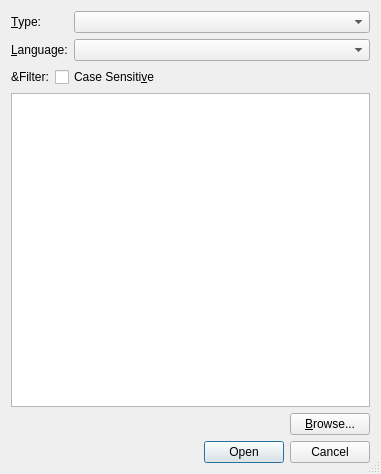
Above: src/frontends/qt4/ui/LyXFilesUi.ui from cburschka/lyx before the change. Below: the same form after it.
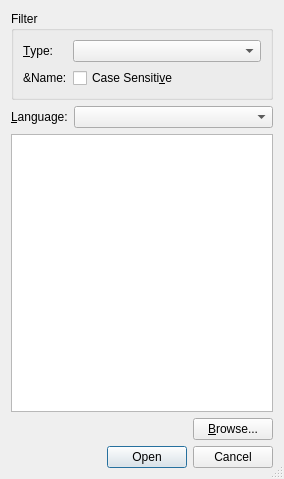
That is the form after the change.

Commit message:
Replace Type combo, which was considered irritating, with a Type filter
The new one allows to display only user or system files.

What changed in the file:
```diff
--- a/src/frontends/qt4/ui/LyXFilesUi.ui
+++ b/src/frontends/qt4/ui/LyXFilesUi.ui
@@ -6,8 +6,8 @@
    <rect>
     <x>0</x>
     <y>0</y>
-    <width>381</width>
-    <height>474</height>
+    <width>284</width>
+    <height>479</height>
    </rect>
   </property>
   <property name="windowTitle">
@@ -18,6 +18,10 @@
   </property>
   <layout class="QGridLayout" name="gridLayout_2">
    <item row="0" column="0">
+    <widget class="QGroupBox" name="filterGB">
+     <property name="title">
+      <string>Filter</string>
+     </property>
     <layout class="QGridLayout" name="gridLayout">
      <item row="0" column="0">
       <widget class="QLabel" name="filesTypeLA">
@@ -29,7 +33,7 @@
        </property>
       </widget>
      </item>
-     <item row="0" column="2">
+      <item row="0" column="1">
       <widget class="QComboBox" name="fileTypeCO">
        <property name="sizePolicy">
         <sizepolicy hsizetype="MinimumExpanding" vsizetype="Fixed">
@@ -37,39 +41,22 @@
          <verstretch>0</verstretch>
         </sizepolicy>
        </property>
-      </widget>
-     </item>
-     <item row="1" column="0" colspan="2">
-      <widget class="QLabel" name="languageLA">
        <property name="toolTip">
-        <string/>
-       </property>
-       <property name="text">
-        <string>&amp;Language:</string>
-       </property>
-       <property name="buddy">
-        <cstring>languageCO</cstring>
-       </property>
-      </widget>
-     </item>
-     <item row="1" column="2">
-      <widget class="QComboBox" name="languageCO">
-       <property name="toolTip">
-        <string>The available language(s) of the selected file will be displayed here</string>
-       </property>
-      </widget>
-     </item>
-     <item row="2" column="0">
+         <string>Determines whether only personal user files, system files or all files are displayed</string>
+        </property>
+       </widget>
+      </item>
+      <item row="1" column="0">
       <widget class="QLabel" name="findKeysLA">
        <property name="text">
-        <string>&amp;Filter:</string>
+         <string>&amp;Name:</string>
        </property>
        <property name="alignment">
         <set>Qt::AlignLeading|Qt::AlignLeft|Qt::AlignVCenter</set>
        </property>
       </widget>
      </item>
-     <item row="2" column="1" colspan="2">
+      <item row="1" column="1">
       <layout class="QVBoxLayout" name="verticalLayout_2">
        <item>
         <layout class="QHBoxLayout" name="horizontalLayout_3">
@@ -91,8 +78,39 @@
       </layout>
      </item>
     </layout>
+    </widget>
    </item>
    <item row="1" column="0">
+    <layout class="QHBoxLayout" name="horizontalLayout">
+     <item>
+      <widget class="QLabel" name="languageLA">
+       <property name="toolTip">
+        <string/>
+       </property>
+       <property name="text">
+        <string>&amp;Language:</string>
+       </property>
+       <property name="buddy">
+        <cstring>languageCO</cstring>
+       </property>
+      </widget>
+     </item>
+     <item>
+      <widget class="QComboBox" name="languageCO">
+       <property name="sizePolicy">
+        <sizepolicy hsizetype="MinimumExpanding" vsizetype="Fixed">
+         <horstretch>0</horstretch>
+         <verstretch>0</verstretch>
+        </sizepolicy>
+       </property>
+       <property name="toolTip">
+        <string>The available language(s) of the selected file will be displayed here</string>
+       </property>
+      </widget>
+     </item>
+    </layout>
+   </item>
+   <item row="2" column="0">
     <widget class="QTreeWidget" name="filesLW">
      <property name="rootIsDecorated">
       <bool>true</bool>
@@ -110,7 +128,7 @@
      </column>
     </widget>
    </item>
-   <item row="2" column="0">
+   <item row="3" column="0">
     <layout class="QHBoxLayout" name="horizontalLayout_2">
      <item>
       <spacer name="horizontalSpacer">
@@ -134,7 +152,7 @@
      </item>
     </layout>
    </item>
-   <item row="3" column="0">
+   <item row="4" column="0">
     <layout class="QHBoxLayout">
      <property name="spacing">
       <number>6</number>
```
Lines whose indentation alone changed are shown as unchanged. The commit also changes 2 other files.
